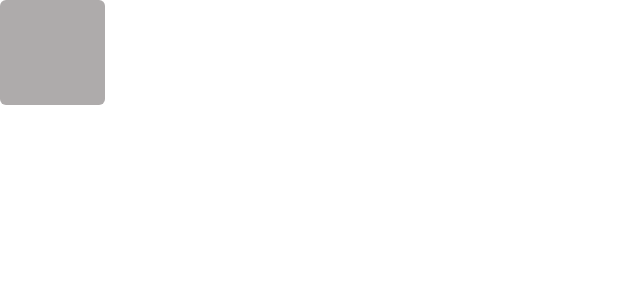
After one commit to marcsabate7/Buscaminas, an Android app: the layout row_datalarge.xml on its own in the app's theme, with its tools: preview values and no code run, on a phone screen of 412 x 824 dp. The commit adds this screen. Shown: the top 300 px of the screen. Run offline under Robolectric (Android 15) with nearby library versions, the light colour scheme and no system bars; Roboto replaces fonts that are not available here.

Commit message:
larger grid

```diff
--- a/app/src/main/java/com/marc/buscaminas/LogFrag.java
+++ b/app/src/main/java/com/marc/buscaminas/LogFrag.java
@@ -49,7 +49,6 @@ public class LogFrag extends Fragment {
         data.setText(messageDades);
     }
     public void mostrarDetalle(Datalog datalog){
-        Toast.makeText(getContext(),"ESTERM AQUI",Toast.LENGTH_SHORT).show();
         messageDades = "ALIAS: "+datalog.getDadesDePartida().getUserName();
         messageDades += " NUMERO CASILLAS: "+datalog.getDadesDePartida().getNumero_graella();
         messageDades += " MINAS: "+datalog.getDadesDePartida().getPercentatge()+"%";
--- a/app/src/main/res/layout/grid_frag.xml
+++ b/app/src/main/res/layout/grid_frag.xml
@@ -8,8 +8,8 @@
 
 
     <LinearLayout
-        android:layout_width="561dp"
-        android:layout_height="466dp"
+        android:layout_width="wrap_content"
+        android:layout_height="700dp"
         android:layout_gravity="center_vertical"
         android:layout_marginLeft="4dp"
         android:orientation="vertical"
@@ -44,7 +44,6 @@
             android:id="@+id/gridview"
             android:layout_width="wrap_content"
             android:layout_height="wrap_content"
-            android:layout_gravity="center"
             android:gravity="center"
             android:horizontalSpacing="2dp"
             android:numColumns="auto_fit"
--- /dev/null
+++ b/app/src/main/res/layout/row_datalarge.xml
@@ -0,0 +1,18 @@
+<?xml version="1.0" encoding="utf-8"?>
+<RelativeLayout xmlns:android="http://schemas.android.com/apk/res/android"
+    android:layout_width="match_parent"
+    android:layout_height="match_parent">
+
+
+    <ImageButton
+        android:id="@+id/buttoninGrid"
+        android:layout_width="70dp"
+        android:layout_height="70dp"
+        android:padding ="3dp"
+        android:background="@drawable/cornertobutton"
+        android:scaleType="fitXY">
+
+    </ImageButton>
+
+
+</RelativeLayout>
```
Also changed, not shown: app/src/main/java/com/marc/buscaminas/Partida.java (+14 -3 lines), app/src/main/res/layout-large/activity_main.xml (added, +76 -0 lines).
